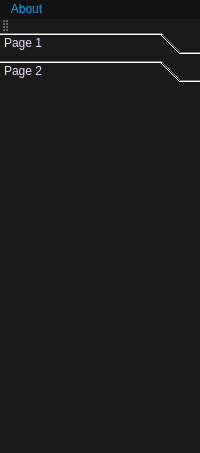
Before: the Qt Designer form applications/EtoileStart/EtoileStartWindow.ui in billhj/Etoile, drawn with Qt 5.
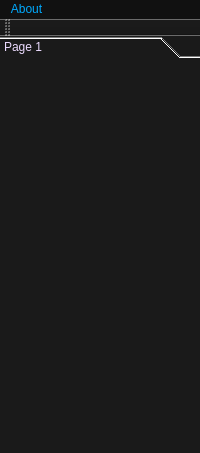
After: the same form once the commit is applied. The open tabs and pages were chosen to show the change. Icons and pictures are not drawn.

Patch:
```diff
--- a/applications/EtoileStart/EtoileStartWindow.ui
+++ b/applications/EtoileStart/EtoileStartWindow.ui
@@ -31,7 +31,6 @@
   </property>
   <property name="styleSheet">
    <string notr="true">background-image: url(img/startbg.png);
-border-color: rgb(18, 18, 18);
 font: 75 8pt &quot;Lucida Calligraphy&quot;;
 color: rgb(236, 219, 255);
 background-color: rgb(26, 26, 26);
@@ -62,26 +61,16 @@
        <x>0</x>
        <y>0</y>
        <width>200</width>
-       <height>342</height>
+       <height>371</height>
       </rect>
      </property>
+     <property name="styleSheet">
+      <string notr="true"/>
+     </property>
      <attribute name="label">
       <string>Page 1</string>
      </attribute>
     </widget>
-    <widget class="QWidget" name="SecondaryPage">
-     <property name="geometry">
-      <rect>
-       <x>0</x>
-       <y>0</y>
-       <width>200</width>
-       <height>342</height>
-      </rect>
-     </property>
-     <attribute name="label">
-      <string>Page 2</string>
-     </attribute>
-    </widget>
    </widget>
   </widget>
   <widget class="QMenuBar" name="menuBar">
```
